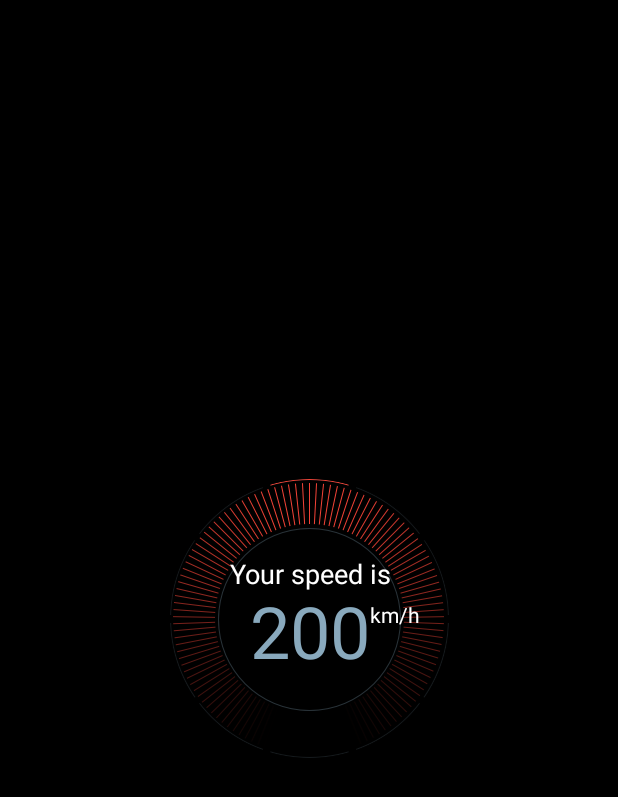
After one commit to SergeyPanshyn/SpeedApp, an Android app: the layout dashboard_fragment.xml on its own in the app's theme, with its tools: preview values and no code run, on a phone screen of 412 x 824 dp. The commit adds this screen. Shown: the top 797 px of the screen. Run offline under Robolectric (Android 15) with nearby library versions, the phone set to English and light mode, and no system bars.

Commit message:
Added Dashboard fragment logic and get current speed use case.

```diff
--- a/app/src/main/java/com/example/speedtest/SpeedService.kt
+++ b/app/src/main/java/com/example/speedtest/SpeedService.kt
@@ -4,6 +4,7 @@ import android.app.Service
 import android.content.Intent
 import android.os.IBinder
 import com.example.speedtest.data.repository.NotificationsManager
+import com.example.speedtest.data.repository.SpeedCheckManager
 import javax.inject.Inject
 
 /**
@@ -20,10 +21,15 @@ class SpeedService: Service() {
     @Inject
     lateinit var notificationsManager: NotificationsManager
 
+    @Inject
+    lateinit var speedCheckManager: SpeedCheckManager
+
     override fun onCreate() {
         super.onCreate()
         IS_RUNNING = true
         SpeedApp.appComponent?.inject(this)
+
+        speedCheckManager.runSpeedChecker()
     }
 
     override fun onStartCommand(intent: Intent?, flags: Int, startId: Int): Int {
--- /dev/null
+++ b/app/src/main/res/layout/dashboard_fragment.xml
@@ -0,0 +1,58 @@
+<?xml version="1.0" encoding="utf-8"?>
+<android.support.constraint.ConstraintLayout xmlns:android="http://schemas.android.com/apk/res/android"
+    android:layout_width="match_parent"
+    android:layout_height="match_parent"
+    xmlns:app="http://schemas.android.com/apk/res-auto"
+    android:background="@color/black">
+
+    <ImageView
+        android:id="@+id/speet_circle_iv"
+        android:layout_width="wrap_content"
+        android:layout_height="wrap_content"
+        android:src="@drawable/speed_circle"
+        app:layout_constraintTop_toTopOf="parent"
+        app:layout_constraintBottom_toBottomOf="parent"
+        app:layout_constraintLeft_toLeftOf="parent"
+        app:layout_constraintRight_toRightOf="parent"/>
+
+    <TextView
+        android:layout_width="wrap_content"
+        android:layout_height="wrap_content"
+        android:text="@string/speed_title"
+        android:textColor="@color/white"
+        android:textSize="18sp"
+        android:textAlignment="center"
+        app:layout_constraintLeft_toLeftOf="@id/speet_circle_iv"
+        app:layout_constraintRight_toRightOf="@id/speet_circle_iv"
+        app:layout_constraintBottom_toTopOf="@+id/speed_tv"
+        />
+
+    <TextView
+        android:id="@+id/speed_tv"
+        android:layout_width="wrap_content"
+        android:layout_height="wrap_content"
+        android:text="200"
+        android:textColor="@color/light_blue_1"
+        android:textSize="48sp"
+        android:includeFontPadding="false"
+        app:layout_constraintTop_toTopOf="@id/speet_circle_iv"
+        app:layout_constraintBottom_toBottomOf="@id/speet_circle_iv"
+        app:layout_constraintLeft_toLeftOf="@id/speet_circle_iv"
+        app:layout_constraintRight_toRightOf="@id/speet_circle_iv"
+        app:layout_constraintVertical_bias="0.58"
+        />
+
+    <TextView
+        android:id="@+id/unit_tv"
+        android:layout_width="wrap_content"
+        android:layout_height="wrap_content"
+        android:text="km/h"
+        android:textColor="@color/white"
+        android:textSize="14sp"
+        android:includeFontPadding="false"
+        app:layout_constraintBottom_toBottomOf="@id/speed_tv"
+        app:layout_constraintLeft_toRightOf="@+id/speed_tv"
+        app:layout_constraintTop_toTopOf="@+id/speed_tv"
+        app:layout_constraintVertical_bias="0.2"/>
+
+</android.support.constraint.ConstraintLayout>
--- /dev/null
+++ b/app/src/main/res/layout/settings_fragment.xml
@@ -0,0 +1,6 @@
+<?xml version="1.0" encoding="utf-8"?>
+<android.support.constraint.ConstraintLayout
+    xmlns:android="http://schemas.android.com/apk/res/android" android:layout_width="match_parent"
+    android:layout_height="match_parent">
+
+</android.support.constraint.ConstraintLayout>
--- a/app/src/main/res/values/colors.xml
+++ b/app/src/main/res/values/colors.xml
@@ -1,6 +1,10 @@
 <?xml version="1.0" encoding="utf-8"?>
 <resources>
     <color name="colorPrimary">#3F51B5</color>
-    <color name="colorPrimaryDark">#303F9F</color>
+    <color name="colorPrimaryDark">#000000</color>
     <color name="colorAccent">#FF4081</color>
+
+    <color name="black">#000000</color>
+    <color name="white">#ffffff</color>
+    <color name="light_blue_1">#89a9bd</color>
 </resources>
--- a/app/src/main/res/values/strings.xml
+++ b/app/src/main/res/values/strings.xml
@@ -2,4 +2,6 @@
     <string name="app_name">Speed App</string>
 
     <string name="speed_app_is_running">Checking your speed.</string>
+
+    <string name="speed_title">Your speed is</string>
 </resources>
--- a/app/src/main/res/values/styles.xml
+++ b/app/src/main/res/values/styles.xml
@@ -1,7 +1,7 @@
 <resources>
 
     <!-- Base application theme. -->
-    <style name="AppTheme" parent="Theme.AppCompat.Light.DarkActionBar">
+    <style name="AppTheme" parent="Theme.AppCompat.Light.NoActionBar">
         <!-- Customize your theme here. -->
         <item name="colorPrimary">@color/colorPrimary</item>
         <item name="colorPrimaryDark">@color/colorPrimaryDark</item>
```
Also changed, not shown: app/src/main/java/com/example/speedtest/domain/speed/GetCurrentSpeedUseCase.kt (added, +15 -0 lines), app/src/main/java/com/example/speedtest/presentation/dashboard/DashboardFragment.kt (+55 -1 lines), app/src/main/java/com/example/speedtest/presentation/dashboard/DashboardPresenter.kt (+12 -1 lines), app/src/main/java/com/example/speedtest/presentation/dashboard/DashboardPresenterImpl.kt (+31 -1 lines), app/src/main/java/com/example/speedtest/presentation/dashboard/di/DashboardModule.kt (+13 -2 lines), app/src/main/res/layout/activity_main.xml (+10 -5 lines), app/src/main/res/drawable-hdpi/settings_button.png (added), app/src/main/res/drawable-hdpi/speed_circle.png (renamed from app/src/main/res/drawable-hdpi/car_tracker_circle.png), app/src/main/res/drawable-mdpi/settings_button.png (added), app/src/main/res/drawable-mdpi/speed_circle.png (renamed from app/src/main/res/drawable-mdpi/car_tracker_circle.png), app/src/main/res/drawable-xhdpi/settings_button.png (added), app/src/main/res/drawable-xhdpi/speed_circle.png (renamed from app/src/main/res/drawable-xhdpi/car_tracker_circle.png), app/src/main/res/drawable-xxhdpi/settings_button.png (added), app/src/main/res/drawable-xxhdpi/speed_circle.png (renamed from app/src/main/res/drawable-xxhdpi/car_tracker_circle.png).
